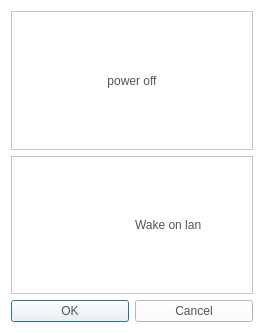
Old version of the form CaX/dialog/poweroffdialog.ui in the repository fsest4u/CaX_03.
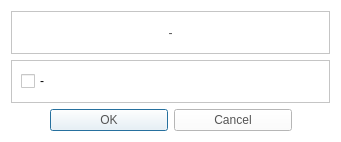
New version of the form. Icons and pictures are not drawn.

Commit message: [power off] 장비끄기 기능 수정

What changed in the file:
```diff
--- a/CaX/dialog/poweroffdialog.ui
+++ b/CaX/dialog/poweroffdialog.ui
@@ -6,8 +6,8 @@
    <rect>
     <x>0</x>
     <y>0</y>
-    <width>244</width>
-    <height>333</height>
+    <width>341</width>
+    <height>142</height>
    </rect>
   </property>
   <property name="windowTitle">
@@ -42,7 +42,7 @@
       <item row="0" column="0">
        <widget class="QLabel" name="labelPowerOff">
         <property name="text">
-         <string>power off</string>
+         <string>-</string>
         </property>
         <property name="alignment">
          <set>Qt::AlignCenter</set>
@@ -62,30 +62,9 @@
      </property>
      <layout class="QGridLayout" name="gridLayout_2">
       <item row="0" column="0">
-       <widget class="QPushButton" name="btnWol">
-        <property name="styleSheet">
-         <string notr="true">QPushButton {
-border: none;
-background: transparent;
-}</string>
-        </property>
+       <widget class="QCheckBox" name="cbWol">
         <property name="text">
-         <string/>
-        </property>
-        <property name="icon">
-         <iconset>
-          <normaloff>:/resource/Icon-22-rating.png</normaloff>
-          <normalon>:/resource/Icon-22-rating-o.png</normalon>:/resource/Icon-22-rating.png</iconset>
-        </property>
-        <property name="checkable">
-         <bool>true</bool>
-        </property>
-       </widget>
-      </item>
-      <item row="0" column="1">
-       <widget class="QLabel" name="labelWol">
-        <property name="text">
-         <string>Wake on lan</string>
+         <string>-</string>
         </property>
        </widget>
       </item>
```
The commit also changes 4 other files.
